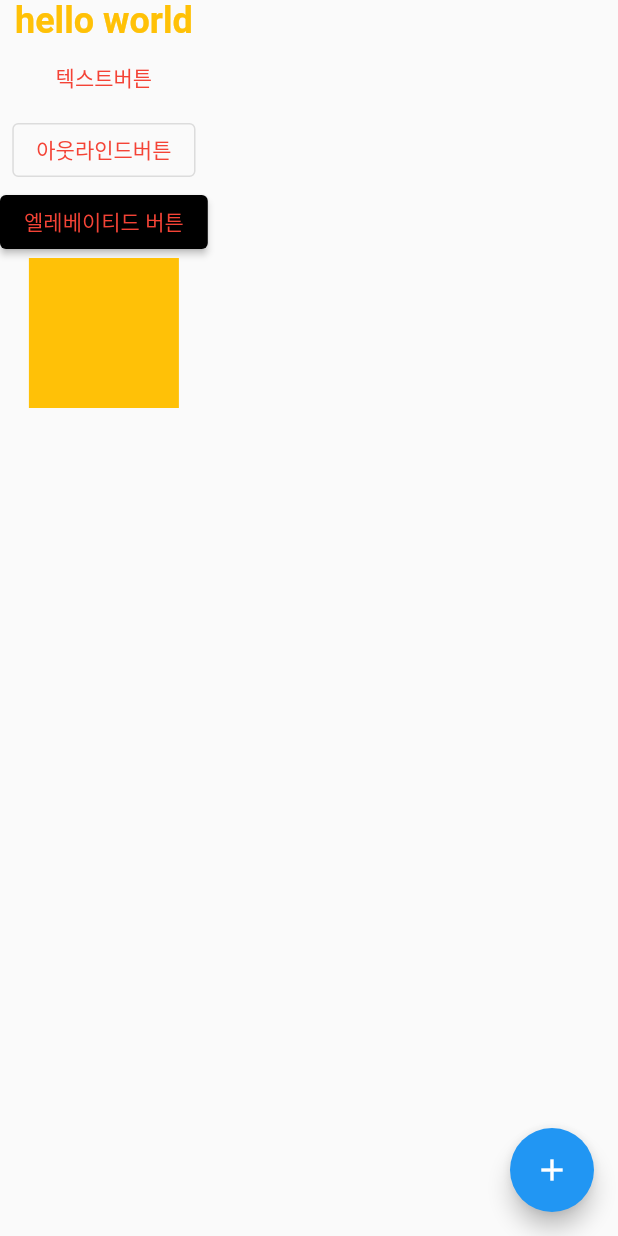
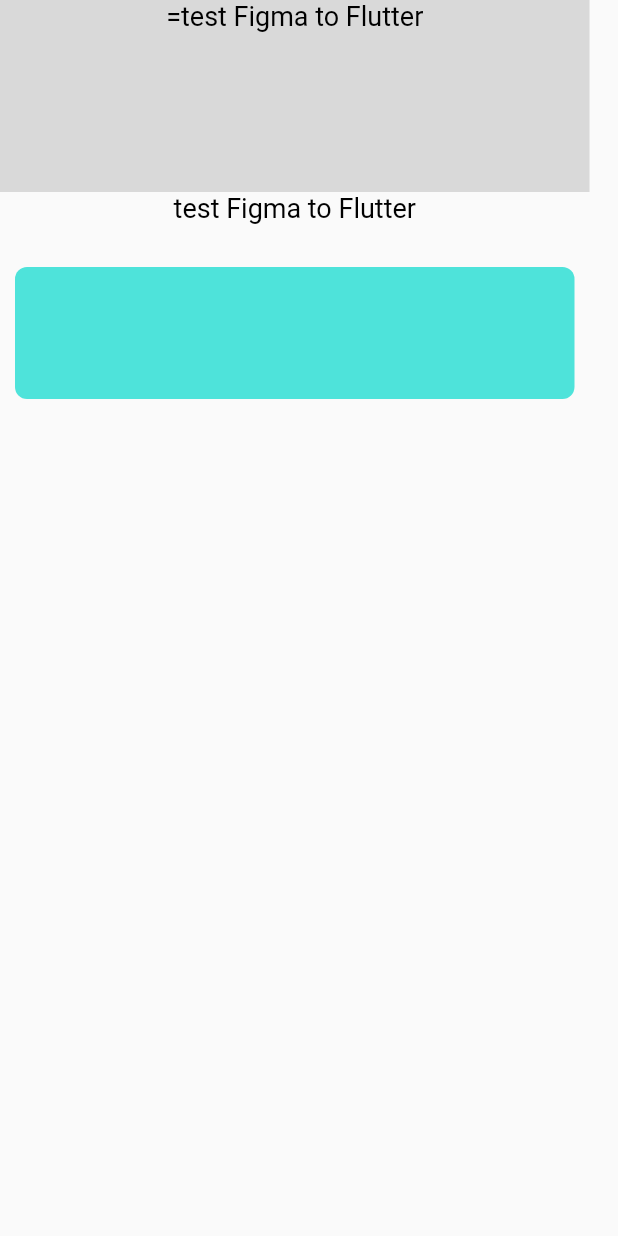
Before and after one commit to haleyalwayshappy/flutter2023, a Flutter app: the screen it shows after launch, on a phone screen of 412 x 824 dp. Run offline on Flutter 3.47's test engine with Material 2 defaults, Android fonts, the phone set to English and light mode, and no system bars.

Commit message:
splash_screen 어플
splash_screen 어플 공부 +Latest

```diff
--- /dev/null
+++ b/flutter_design/lib/flutter_flow_layout.dart
@@ -0,0 +1,52 @@
+import 'package:flutter/material.dart';
+
+class FlutterflowWidgetExample extends StatelessWidget{
+  @override
+  Widget build(BuildContext context) {
+    return MaterialApp(
+        title :'',
+        home :Scaffold(
+          body: SizedBox(
+            child: Column(
+            children: [
+              Container(
+                width: 393,
+                height: 128,
+                color: Color(0xffd9d9d9),
+                child: Text(
+                  '=test Figma to Flutter',
+                  textAlign: TextAlign.center,
+                  style: TextStyle(
+                    color: Colors.black,
+                    fontSize: 18,
+                  ),
+                ),
+              ),
+
+              SizedBox(
+                width: 393,
+                height: 50,
+                child: Text(
+                  "test Figma to Flutter ",
+                  textAlign: TextAlign.center,
+                  style: TextStyle(
+                    color: Colors.black,
+                    fontSize: 18,
+                  ),
+                ),
+              ),
+              Container(
+                width: 373,
+                height: 88,
+                decoration: BoxDecoration(
+                  borderRadius: BorderRadius.circular(8),
+                  color: Color(0xff4ee3da),
+                ),
+              )
+            ],
+          ),
+        ),
+      ),
+    );
+  }
+}
--- a/flutter_design/lib/main.dart
+++ b/flutter_design/lib/main.dart
@@ -1,89 +1,15 @@
 import 'package:flutter/material.dart';
+import 'package:flutter_design/design_widget.dart';
+import 'flutter_flow_layout.dart';
+import 'layout_widget.dart';
 
 void main() {
-  runApp(const MyApp());
+  // 레이아웃 디자인
+  // runApp(const MyApp());
+  //  runApp(designApp());
+  // runApp(ColumnWidgetExample());
+  // runApp(FlexWidgetExample());
+  // runApp(ExpandedWidgetExample());
+  // runApp(StackWidgetExample());
+  runApp(FlutterflowWidgetExample());
 }
-
-class MyApp extends StatelessWidget {
-  const MyApp
-
-  ({super.key});
-
-  @override
-  Widget build(BuildContext context) {
-    return MaterialApp(
-        title: 'Flutter Demo',
-        home: Scaffold(
-          body: Column(
-            children: [
-              SafeArea(
-                  child: // 여기에 내용 작성
-                  /*텍스트 관련 위젯*/
-                  Text( // 내용
-                      'hello world',
-                      style: TextStyle( // 스타일
-                          fontSize: 24.0,
-                          fontWeight: FontWeight.w700,
-                          color: Colors.amber
-                      )
-                  )
-
-              ),
-              TextButton(
-                onPressed: () {},
-                style: TextButton.styleFrom(
-                  foregroundColor: Colors.red,
-                ),
-                child: Text('텍스트버튼'),
-              ),
-
-              OutlinedButton(
-                onPressed: () {},
-                style: OutlinedButton.styleFrom(
-                  foregroundColor: Colors.red,
-                ),
-                child: Text('아웃라인드버튼'),
-              ),
-
-              ElevatedButton(
-                onPressed: () {},
-                style: ElevatedButton.styleFrom(
-                  backgroundColor: Colors.black,
-                  foregroundColor: Colors.red,
-                ),
-                child: Text('엘레베이티드 버튼'),
-              ),
-              GestureDetector(
-                onTap: () {
-                  print('on tap');
-                },
-                onDoubleTap: () {
-                  print('on Double tap');
-                },
-                onLongPress: () {
-                  print('on Long tap');
-                },
-
-                child: Container(
-                  decoration: BoxDecoration(
-                    color: Colors.amber,
-                  ),
-                  width: 100.0,
-                  height: 100.0,
-                ),
-
-              )
-            ],
-
-          ),
-          floatingActionButton: FloatingActionButton(
-            onPressed: () {
-              // 버튼이 클릭되었을 때 수행할 작업을 여기에 작성합니다.
-              print('FloatingActionButton Pressed');
-            },
-            child: Icon(Icons.add),
-          ),
-        )
-    );
-  }
-}
--- a/flutter_design/pubspec.yaml
+++ b/flutter_design/pubspec.yaml
@@ -30,6 +30,7 @@
 dependencies:
   flutter:
     sdk: flutter
+#  webview_flutter: 2.3.1
 
 
   # The following adds the Cupertino Icons font to your application.
```
Also changed, not shown: flutter_design/lib/design_widget.dart (added, +328 -0 lines), flutter_design/lib/layout_widget.dart (added, +94 -0 lines), 5 other files.
